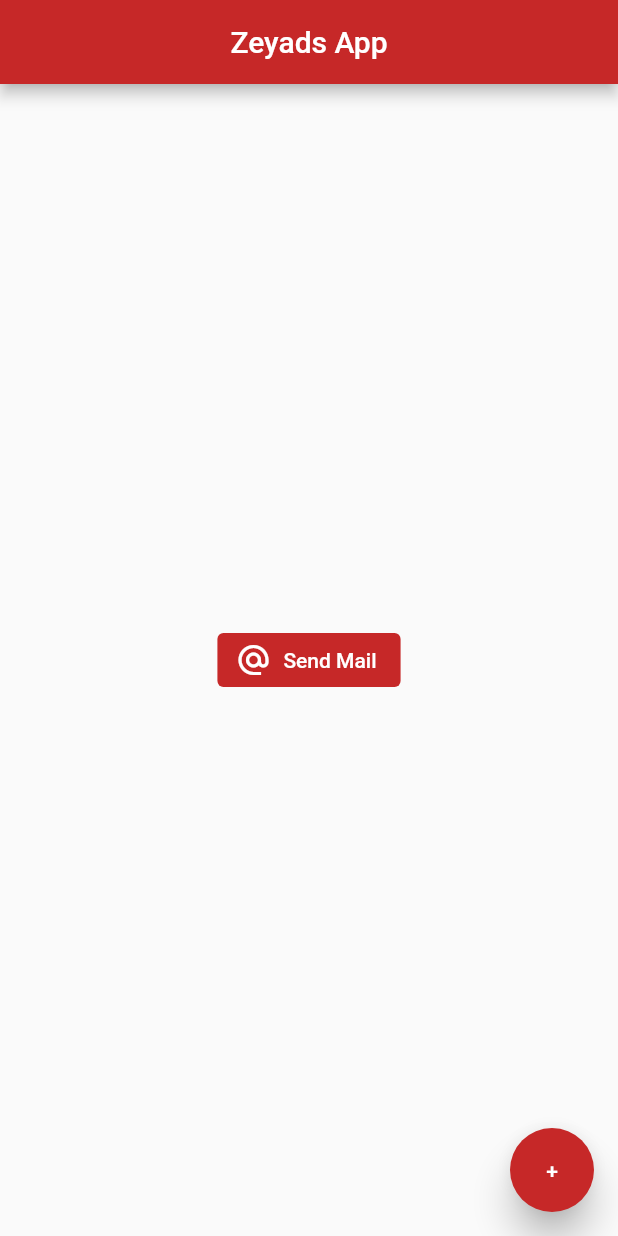
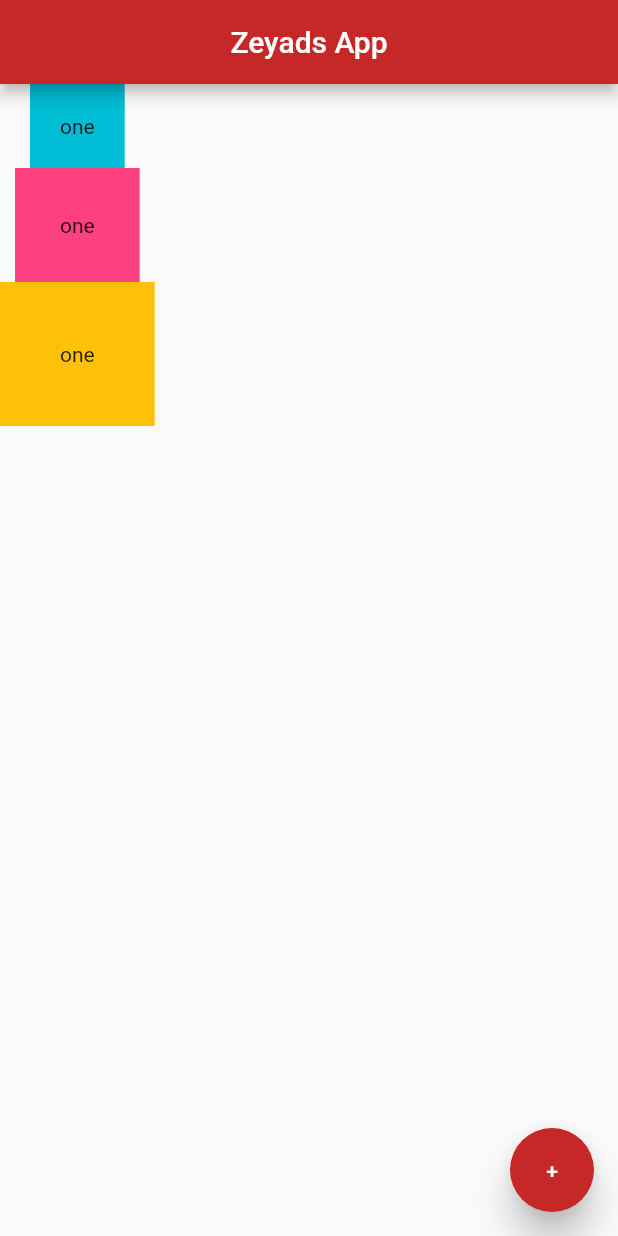
Before and after one commit to zeyadmtn/world-clock-flutter-app, a Flutter app: the screen it shows after launch, on a phone screen of 412 x 824 dp. Run offline on Flutter 3.47's test engine with Material 2 defaults, Android fonts, the phone set to English and light mode, and no system bars.

Commit message:
Layout testing

```diff
--- a/lib/main.dart
+++ b/lib/main.dart
@@ -15,16 +15,25 @@ class Home extends StatelessWidget {
         centerTitle: true,
         backgroundColor: Colors.red[800],
       ),
-      body: Center(
-          child: ElevatedButton.icon(
-        onPressed: null,
-        icon: Icon(Icons.alternate_email),
-        label: Text('Send Mail'),
-        style: ButtonStyle(
-          backgroundColor: MaterialStateProperty.all(Colors.red[800]),
-          foregroundColor: MaterialStateProperty.all(Colors.white)
-        ),
-      )),
+      body: Column(
+        children: <Widget>[
+          Container(
+            padding: EdgeInsets.all(20),
+            color: Colors.cyan,
+            child: Text('one')
+          ),
+          Container(
+            padding: EdgeInsets.all(30),
+            color: Colors.pinkAccent,
+            child: Text('one')
+          ),
+          Container(
+            padding: EdgeInsets.all(40),
+            color: Colors.amber,
+            child: Text('one')
+          ),
+        ],
+      ),
       floatingActionButton: FloatingActionButton(
         onPressed: null,
         child: Text('+'),
```
